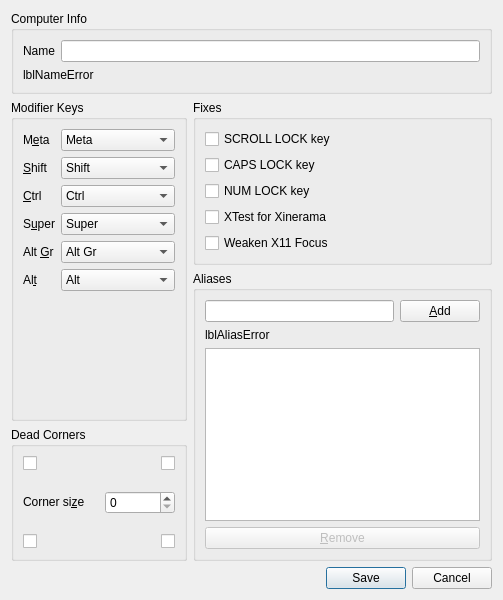
The window that src/lib/gui/dialogs/ComputerSettingsDialog.ui (deskflow/deskflow) describes before a commit, drawn with Qt 5.
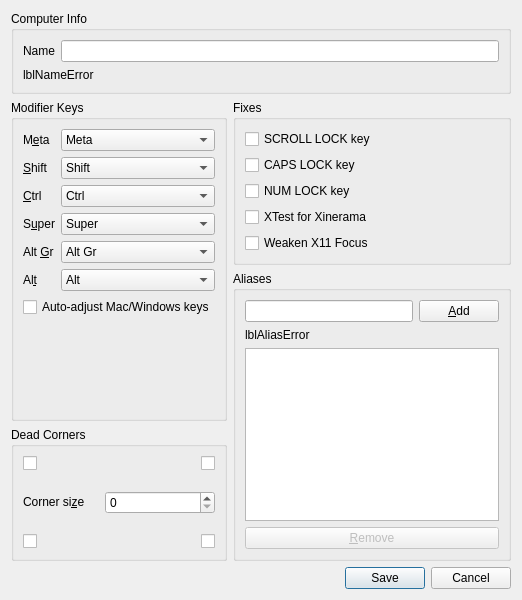
The same window after the commit.

Commit message: feat: automatic server discovery and Windows/macOS modifier adaptation

What changed in the file:
```diff
--- a/src/lib/gui/dialogs/ComputerSettingsDialog.ui
+++ b/src/lib/gui/dialogs/ComputerSettingsDialog.ui
@@ -415,6 +415,16 @@
             </item>
            </widget>
           </item>
+          <item row="10" column="0" colspan="2">
+           <widget class="QCheckBox" name="chkAutoModifierSwitch">
+            <property name="toolTip">
+             <string>Swap Alt and Super between Windows and macOS when the modifier mappings above are unchanged. Turn this off if the keyboard already uses the target system mode.</string>
+            </property>
+            <property name="text">
+             <string>Auto-adjust Mac/Windows keys</string>
+            </property>
+           </widget>
+          </item>
          </layout>
         </widget>
        </item>
```
The commit also changes 33 other files.
